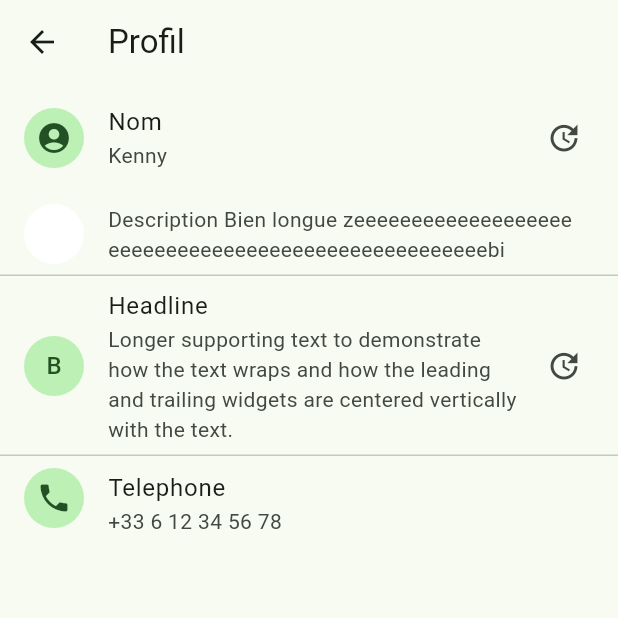
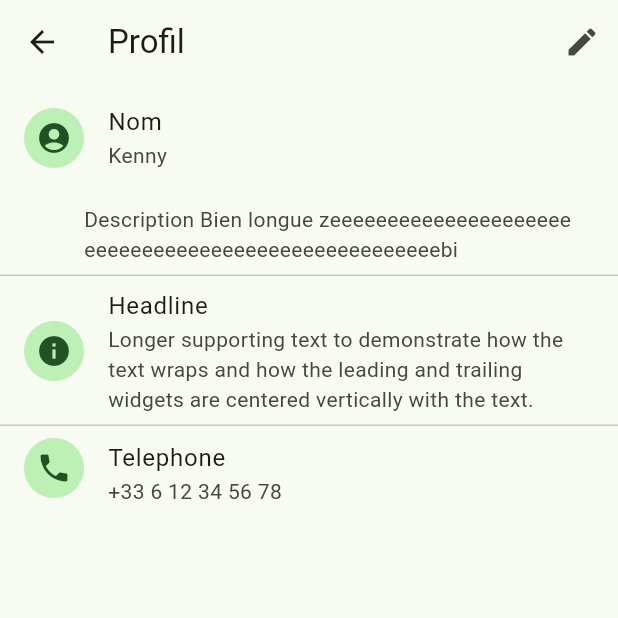
Before and after one commit to bingchillin/4MOC-Flutter-Archi-Firebase, a Flutter app: the ProfilScreen screen opened by its route, on a phone screen of 412 x 824 dp, the top half of it. Run offline on Flutter 3.47's test engine with Material 3 defaults, Android fonts, the phone set to English and light mode, and no system bars; our stand-ins replace cloud_firestore, firebase_auth, firebase_core; accounts and stored records are empty.

Commit message:
update profil_screen

```diff
--- a/lib/profil_screen/profil_screen.dart
+++ b/lib/profil_screen/profil_screen.dart
@@ -1,3 +1,4 @@
+import 'package:flutter/cupertino.dart';
 import 'package:flutter/material.dart';
 
 class ProfilScreen extends StatefulWidget {
@@ -15,30 +16,48 @@ class ProfilScreen extends StatefulWidget {
 }
 
 class _ProfilScreenState extends State<ProfilScreen> {
+  void _onTileTap(String tileName) {
+    // Handle tile tap
+    print('$tileName tapped');
+    // You can navigate to a new screen or perform any action here
+  }
 
   @override
   Widget build(BuildContext context) {
     return Scaffold(
-      appBar: AppBar(title: const Text('Profil')),
+      appBar: AppBar(
+        title: const Text('Profil'),
+        actions: [
+          IconButton(
+            icon: const Icon(Icons.edit),
+            onPressed: () {
+              Navigator.of(context).pushNamed(ProfilScreen.routeName);
+            },
+          ),
+        ],
+      ),
       body: ListView(
         children: const <Widget>[
+          Column(
+            children: [
               ListTile(
                 leading: CircleAvatar(child: Icon(Icons.account_circle_rounded)),
                 title: Text('Nom'),
                 subtitle: Text('Kenny'),
-            trailing: Icon(Icons.update),
               ),
               ListTile(
-            leading: CircleAvatar(backgroundColor: Colors.white,),
+                leading: CircleAvatar(radius: 0,),
                 subtitle: Text("Description Bien longue zeeeeeeeeeeeeeeeeeeeeeeeeeeeeeeeeeeeeeeeeeeeeeeeeeeeebi"),
               ),
+            ],
+          ),
+
           Divider(height: 0),
           ListTile(
-            leading: CircleAvatar(child: Text('B')),
+            leading: CircleAvatar(child: Icon(Icons.info)),
             title: Text('Headline'),
             subtitle: Text(
                 'Longer supporting text to demonstrate how the text wraps and how the leading and trailing widgets are centered vertically with the text.'),
-            trailing: Icon(Icons.update),
           ),
           Divider(height: 0),
           ListTile(
```
Also changed, not shown: 1 other file. Lines whose indentation alone changed are shown as unchanged.
